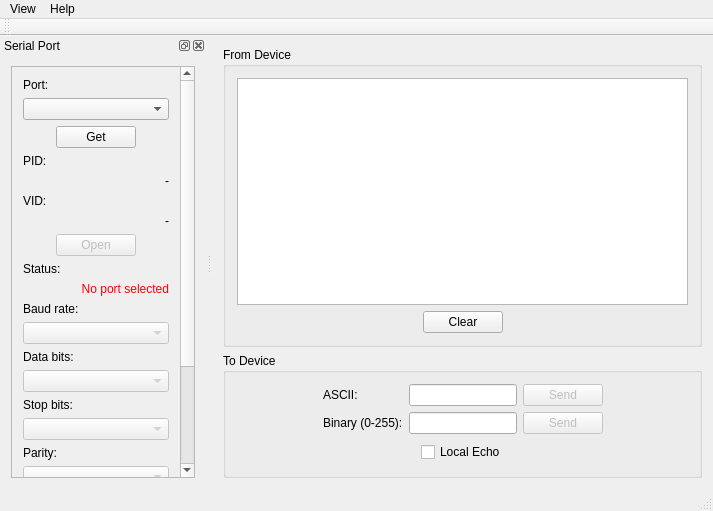
Old version of the form mainwindow.ui in the repository JorgeAparicio/qSerialTerm.
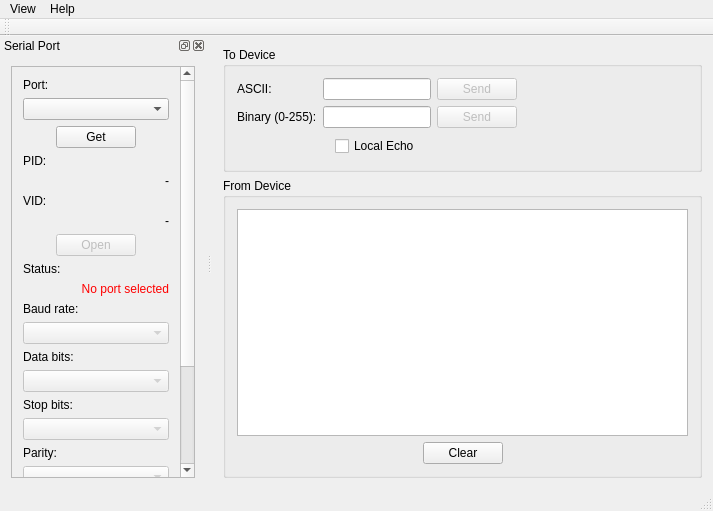
New version of the form.

Diff of the .ui file:
```diff
--- a/mainwindow.ui
+++ b/mainwindow.ui
@@ -15,20 +15,20 @@
   </property>
   <widget class="QWidget" name="centralWidget">
    <layout class="QGridLayout" name="gridLayout_5">
-    <item row="0" column="0">
-     <widget class="QGroupBox" name="groupBox">
+    <item row="1" column="0">
+     <widget class="QGroupBox" name="fromDeviceGroupBox">
       <property name="title">
        <string>From Device</string>
       </property>
       <layout class="QGridLayout" name="gridLayout_3">
-       <item row="0" column="0">
+       <item row="1" column="0">
         <widget class="QTextEdit" name="terminalTextEdit">
          <property name="readOnly">
           <bool>true</bool>
          </property>
         </widget>
        </item>
-       <item row="1" column="0">
+       <item row="2" column="0">
         <layout class="QHBoxLayout" name="horizontalLayout_2">
          <item>
           <spacer name="horizontalSpacer_3">
@@ -68,26 +68,13 @@
       </layout>
      </widget>
     </item>
-    <item row="1" column="0">
-     <widget class="QGroupBox" name="groupBox_2">
+    <item row="0" column="0">
+     <widget class="QGroupBox" name="toDeviceGroupBox">
       <property name="title">
        <string>To Device</string>
       </property>
       <layout class="QGridLayout" name="gridLayout_4">
        <item row="0" column="0">
-        <spacer name="horizontalSpacer_11">
-         <property name="orientation">
-          <enum>Qt::Horizontal</enum>
-         </property>
-         <property name="sizeHint" stdset="0">
-          <size>
-           <width>60</width>
-           <height>20</height>
-          </size>
-         </property>
-        </spacer>
-       </item>
-       <item row="0" column="1">
         <layout class="QVBoxLayout" name="verticalLayout_4">
          <item>
           <layout class="QHBoxLayout" name="horizontalLayout_3">
@@ -184,7 +171,7 @@
          </item>
         </layout>
        </item>
-       <item row="0" column="2">
+       <item row="0" column="1">
         <spacer name="horizontalSpacer_12">
          <property name="orientation">
           <enum>Qt::Horizontal</enum>
```
